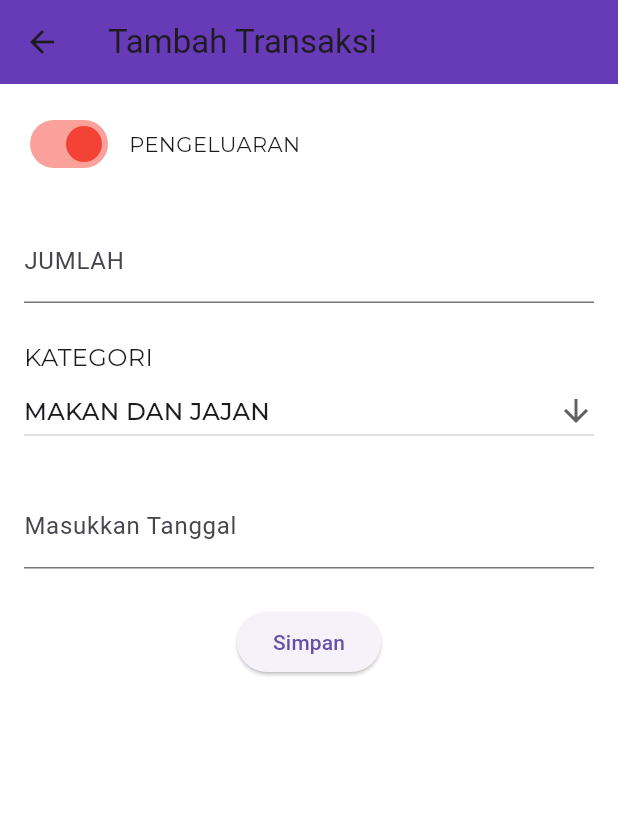
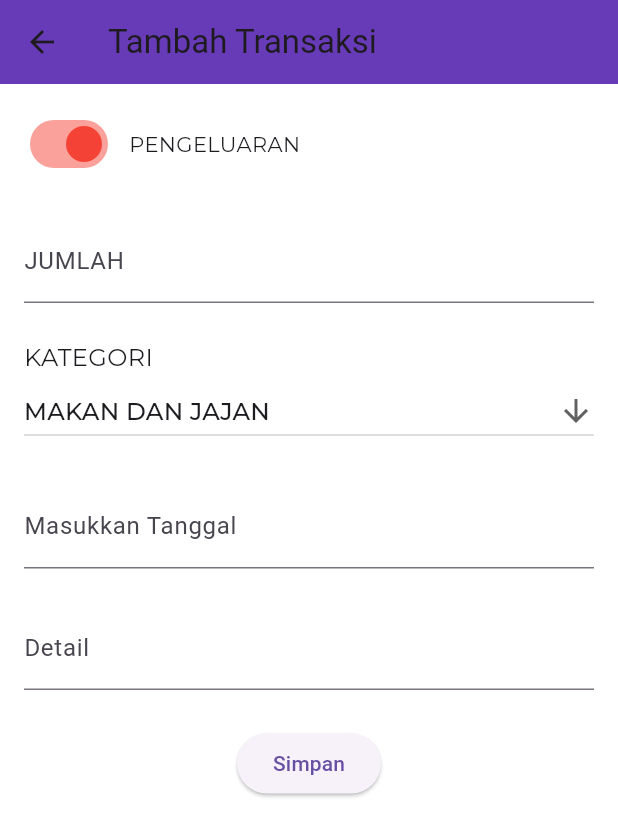
Before and after one commit to Zammil00/catat_uang, a Flutter app: the TransactionPage screen opened directly, on a phone screen of 412 x 824 dp. Shown: the top 836 px of the screen. Run offline on Flutter 3.47's test engine with Material 3 defaults, Android fonts, the phone set to English and light mode, and no system bars; our stand-ins replace drift, google_fonts; missing offline and left inert: calendar_appbar, sqlite3; accounts and stored records are empty; generated files the repository leaves out were written again.

Commit message:
Update Transaction Page

```diff
--- a/lib/pages/transaction_page.dart
+++ b/lib/pages/transaction_page.dart
@@ -125,8 +125,19 @@ class _TransactionPageState extends State<TransactionPage> {
             SizedBox(
               height: 25,
             ),
+            Padding(
+              padding: const EdgeInsets.symmetric(horizontal: 16),
+              child: TextFormField(
+                decoration: InputDecoration(
+                    border: UnderlineInputBorder(), labelText: "Detail"),
+              ),
+            ),
+            SizedBox(
+              height: 25,
+            ),
             Center(
-                child: ElevatedButton(onPressed: () {}, child: Text("Simpan")))
+              child: ElevatedButton(onPressed: () {}, child: Text("Simpan")),
+            ),
           ],
         )),
       ),
```
